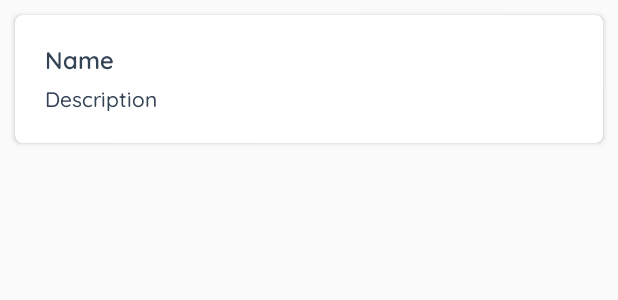
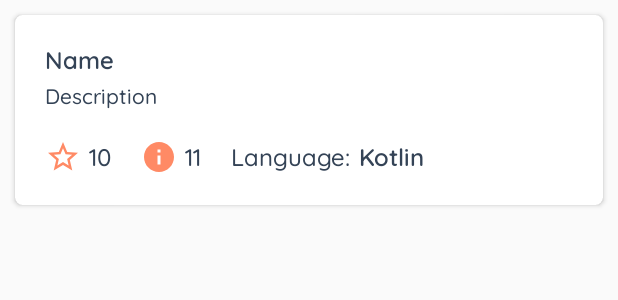
Before and after one commit to NabilLe123/Square-Repos, an Android app: the layout adapter_repo.xml on its own in the app's theme, with its tools: preview values and no code run, on a phone screen of 412 x 824 dp. Shown: the top 300 px of the screen. Run offline under Robolectric (Android 15) with nearby library versions, the phone set to English and light mode, and no system bars.

Commit message:
design fixes

```diff
--- a/app/src/main/java/com/square/repos/adapter/RepoAdapterVM.kt
+++ b/app/src/main/java/com/square/repos/adapter/RepoAdapterVM.kt
@@ -9,8 +9,20 @@ class RepoAdapterVM(private var repo: Repo) : BaseObservable() {
         return repo.name
     }
 
-    fun tvDescription(): String? {
-        return repo.description
+    fun tvDescription(): String {
+        return repo.description ?: "-nil-"
+    }
+
+    fun tvStarCount(): String {
+        return repo.starCount.toString()
+    }
+
+    fun tvOpenIssues(): String {
+        return repo.openIssuesCount.toString()
+    }
+
+    fun tvLanguage(): String {
+        return repo.language ?: "-nil-"
     }
 
     fun setRepo(repo1: Repo) {
--- a/app/src/main/java/com/square/repos/model/Repo.kt
+++ b/app/src/main/java/com/square/repos/model/Repo.kt
@@ -21,4 +21,13 @@ class Repo {
 
     @SerializedName("description")
     val description: String? = null
+
+    @SerializedName("language")
+    val language: String? = null
+
+    @SerializedName("stargazers_count")
+    val starCount: Int? = null
+
+    @SerializedName("open_issues_count")
+    val openIssuesCount: Int? = null
 }
--- /dev/null
+++ b/app/src/main/res/drawable/ic_issues.xml
@@ -0,0 +1,10 @@
+<vector xmlns:android="http://schemas.android.com/apk/res/android"
+    android:width="24dp"
+    android:height="24dp"
+    android:viewportWidth="24"
+    android:viewportHeight="24"
+    android:tint="?attr/colorControlNormal">
+  <path
+      android:fillColor="@android:color/white"
+      android:pathData="M12,2C6.48,2 2,6.48 2,12s4.48,10 10,10 10,-4.48 10,-10S17.52,2 12,2zM13,17h-2v-6h2v6zM13,9h-2L11,7h2v2z"/>
+</vector>
--- /dev/null
+++ b/app/src/main/res/drawable/ic_star.xml
@@ -0,0 +1,10 @@
+<vector xmlns:android="http://schemas.android.com/apk/res/android"
+    android:width="24dp"
+    android:height="24dp"
+    android:viewportWidth="24"
+    android:viewportHeight="24"
+    android:tint="?attr/colorControlNormal">
+  <path
+      android:fillColor="@android:color/white"
+      android:pathData="M22,9.24l-7.19,-0.62L12,2 9.19,8.63 2,9.24l5.46,4.73L5.82,21 12,17.27 18.18,21l-1.63,-7.03L22,9.24zM12,15.4l-3.76,2.27 1,-4.28 -3.32,-2.88 4.38,-0.38L12,6.1l1.71,4.04 4.38,0.38 -3.32,2.88 1,4.28L12,15.4z"/>
+</vector>
--- a/app/src/main/res/layout/activity_main.xml
+++ b/app/src/main/res/layout/activity_main.xml
@@ -18,16 +18,6 @@
         android:background="#f2f2f2"
         tools:context=".MainActivity">
 
-        <ProgressBar
-            android:layout_width="wrap_content"
-            android:layout_height="wrap_content"
-            android:visibility="@{mainActivityVM.isLoading ? View.VISIBLE : View.GONE}"
-            app:layout_constraintBottom_toBottomOf="parent"
-            app:layout_constraintLeft_toLeftOf="parent"
-            app:layout_constraintRight_toRightOf="parent"
-            app:layout_constraintTop_toTopOf="parent"
-            tools:visibility="visible" />
-
         <androidx.swiperefreshlayout.widget.SwipeRefreshLayout
             android:layout_width="match_parent"
             android:layout_height="match_parent"
@@ -42,6 +32,16 @@
 
         </androidx.swiperefreshlayout.widget.SwipeRefreshLayout>
 
+        <ProgressBar
+            android:layout_width="wrap_content"
+            android:layout_height="wrap_content"
+            android:visibility="@{mainActivityVM.isLoading ? View.VISIBLE : View.GONE}"
+            app:layout_constraintBottom_toBottomOf="parent"
+            app:layout_constraintLeft_toLeftOf="parent"
+            app:layout_constraintRight_toRightOf="parent"
+            app:layout_constraintTop_toTopOf="parent"
+            tools:visibility="visible" />
+
     </androidx.constraintlayout.widget.ConstraintLayout>
 
 </layout>
--- a/app/src/main/res/layout/adapter_repo.xml
+++ b/app/src/main/res/layout/adapter_repo.xml
@@ -34,6 +34,7 @@
                 tools:text="Name" />
 
             <TextView
+                android:id="@+id/tv_desc"
                 style="@style/MyTextViewRegular"
                 android:layout_marginTop="@dimen/main_spacing_small"
                 android:text="@{repoAdapterVM.tvDescription}"
@@ -42,6 +43,52 @@
                 app:layout_constraintTop_toBottomOf="@id/tv_name"
                 tools:text="Description" />
 
+            <LinearLayout
+                android:layout_width="match_parent"
+                android:layout_height="wrap_content"
+                android:layout_marginTop="@dimen/main_spacing_big"
+                android:gravity="center_vertical"
+                android:orientation="horizontal"
+                app:layout_constraintTop_toBottomOf="@id/tv_desc">
+
+                <ImageView
+                    android:layout_width="wrap_content"
+                    android:layout_height="wrap_content"
+                    android:src="@drawable/ic_star"
+                    app:tint="@color/colorAccent" />
+
+                <TextView
+                    style="@style/MyTextViewRegular"
+                    android:layout_marginStart="@dimen/main_spacing_small"
+                    android:text="@{repoAdapterVM.tvStarCount}"
+                    tools:text="10" />
+
+                <ImageView
+                    android:layout_width="wrap_content"
+                    android:layout_height="wrap_content"
+                    android:layout_marginStart="@dimen/main_spacing_big"
+                    android:src="@drawable/ic_issues"
+                    app:tint="@color/colorAccent" />
+
+                <TextView
+                    style="@style/MyTextViewRegular"
+                    android:layout_marginStart="@dimen/main_spacing_small"
+                    android:text="@{repoAdapterVM.tvOpenIssues}"
+                    tools:text="11" />
+
+                <TextView
+                    style="@style/MyTextViewRegular"
+                    android:layout_marginStart="@dimen/main_spacing_big"
+                    android:text="@string/language" />
+
+                <TextView
+                    style="@style/MyTextViewBold"
+                    android:layout_marginStart="@dimen/main_spacing_small"
+                    android:text="@{repoAdapterVM.tvLanguage}"
+                    tools:text="Kotlin" />
+
+            </LinearLayout>
+
         </androidx.constraintlayout.widget.ConstraintLayout>
 
     </androidx.cardview.widget.CardView>
--- a/app/src/main/res/values/strings.xml
+++ b/app/src/main/res/values/strings.xml
@@ -1,3 +1,4 @@
 <resources>
     <string name="app_name">Square Repos</string>
+    <string name="language">Language:</string>
 </resources>
--- a/app/src/main/res/values/styles.xml
+++ b/app/src/main/res/values/styles.xml
@@ -13,6 +13,7 @@
         <item name="android:textColor">@color/main_text</item>
         <item name="android:textSize">@dimen/main_text</item>
         <item name="android:fontFamily">@font/quick_sand_medium</item>
+        <item name="android:includeFontPadding">false</item>
     </style>
 
     <style name="MyTextViewBold" parent="Widget.AppCompat.TextView">
@@ -21,5 +22,6 @@
         <item name="android:textColor">@color/main_text</item>
         <item name="android:textSize">@dimen/main_text</item>
         <item name="android:fontFamily">@font/quick_sand_semi_bold</item>
+        <item name="android:includeFontPadding">false</item>
     </style>
 </resources>
```
